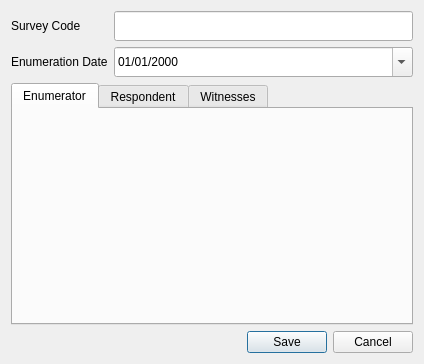
Above: ui/ui_survey.ui from gltn/stdm before the change. Below: the same form after it.
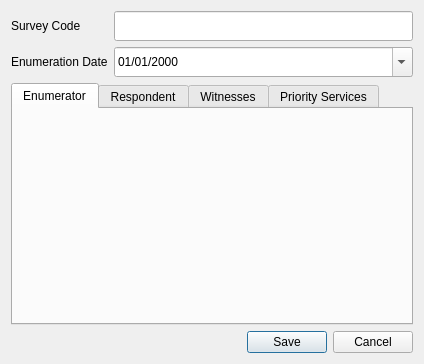
That is the form after the change. Custom widgets are drawn as their Qt base class.

Diff of the .ui file:
```diff
--- a/ui/ui_survey.ui
+++ b/ui/ui_survey.ui
@@ -77,6 +77,11 @@
        <string>Witnesses</string>
       </attribute>
      </widget>
+     <widget class="QWidget" name="tab_4">
+      <attribute name="title">
+       <string>Priority Services</string>
+      </attribute>
+     </widget>
     </widget>
    </item>
    <item row="4" column="0" colspan="2">
```
